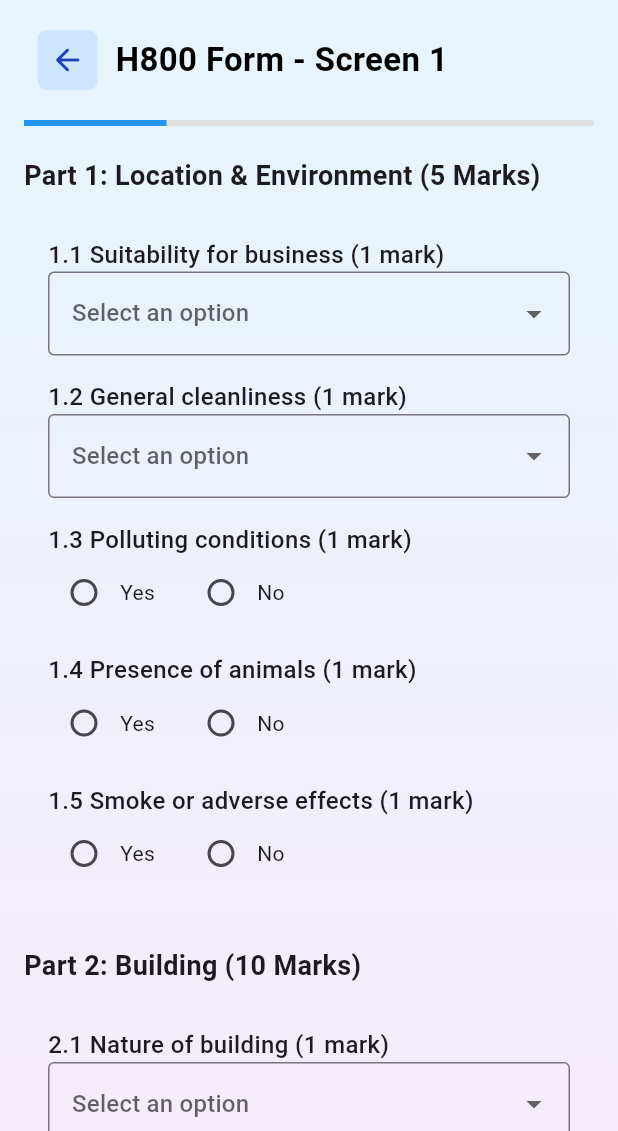
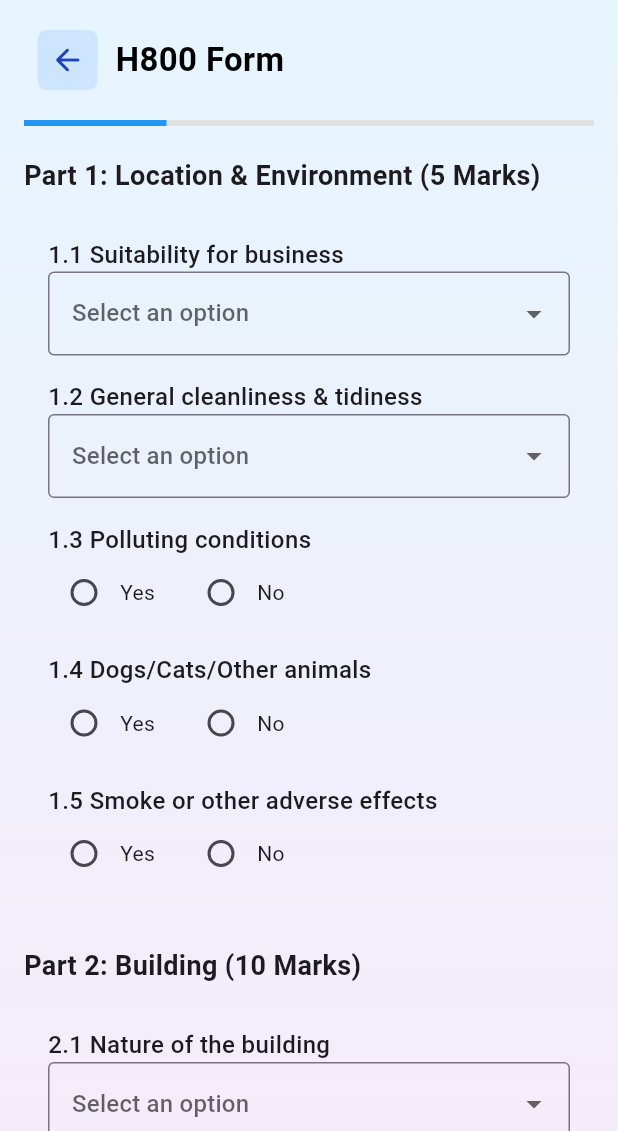
Before and after one commit to SeneshFitzroy/SafeServe-PHI-Manager, a Flutter app: the H800FormScreen screen opened by its route, on a phone screen of 412 x 824 dp, the part 105-1236 px from its top. Run offline on Flutter 3.47's test engine with Material 3 defaults, Android fonts, the phone set to English and light mode, and no system bars; our stand-ins replace image_picker, material_design_icons_flutter.

Commit message:
updated the questions and generic dropdown options

```diff
--- a/MobileApplication/safeServe/lib/screens/h800_form/h800_form_screen.dart
+++ b/MobileApplication/safeServe/lib/screens/h800_form/h800_form_screen.dart
@@ -125,7 +125,7 @@ class H800FormScreenState extends State<H800FormScreen> {
               children: [
                 const SizedBox(height: 20),
                 RegisterShopHeader(
-                  title: 'H800 Form - Screen 1',
+                  title: 'H800 Form',
                   onArrowPressed: () => Navigator.pop(context),
                 ),
                 const SizedBox(height: 20),
@@ -151,7 +151,7 @@ class H800FormScreenState extends State<H800FormScreen> {
                       ),
                       const SizedBox(height: 20),
                       GenericDropdown(
-                        label: '1.1 Suitability for business (1 mark)',
+                        label: '1.1 Suitability for business',
                         initialValue: _suitabilityForBusiness,
                         isInvalid: _isInvalid['suitabilityForBusiness']!,
                         items: const ['Suitable', 'Unsuitable'],
@@ -164,7 +164,7 @@ class H800FormScreenState extends State<H800FormScreen> {
                         },
                       ),
                       GenericDropdown(
-                        label: '1.2 General cleanliness (1 mark)',
+                        label: '1.2 General cleanliness & tidiness',
                         initialValue: _generalCleanliness,
                         isInvalid: _isInvalid['generalCleanliness']!,
                         items: const ['Satisfactory', 'Unsatisfactory'],
@@ -176,7 +176,7 @@ class H800FormScreenState extends State<H800FormScreen> {
                         },
                       ),
                       RadioButtonField(
-                        label: '1.3 Polluting conditions (1 mark)',
+                        label: '1.3 Polluting conditions',
                         value: _hasPollutingConditions,
                         isInvalid: _isInvalid['hasPollutingConditions']!,
                         onChanged: (value) {
@@ -188,7 +188,7 @@ class H800FormScreenState extends State<H800FormScreen> {
                         },
                       ),
                       RadioButtonField(
-                        label: '1.4 Presence of animals (1 mark)',
+                        label: '1.4 Dogs/Cats/Other animals',
                         value: _hasAnimals,
                         isInvalid: _isInvalid['hasAnimals']!,
                         onChanged: (value) {
@@ -199,7 +199,7 @@ class H800FormScreenState extends State<H800FormScreen> {
                         },
                       ),
                       RadioButtonField(
-                        label: '1.5 Smoke or adverse effects (1 mark)',
+                        label: '1.5 Smoke or other adverse effects',
                         value: _hasSmokeOrAdverseEffects,
                         isInvalid: _isInvalid['hasSmokeOrAdverseEffects']!,
                         onChanged: (value) {
@@ -218,7 +218,7 @@ class H800FormScreenState extends State<H800FormScreen> {
                       ),
                       const SizedBox(height: 20),
                       GenericDropdown(
-                        label: '2.1 Nature of building (1 mark)',
+                        label: '2.1 Nature of the building',
                         initialValue: _natureOfBuilding,
                         isInvalid: _isInvalid['natureOfBuilding']!,
                         items: const ['Permanent', 'Temporary'],
@@ -230,7 +230,7 @@ class H800FormScreenState extends State<H800FormScreen> {
                         },
                       ),
                       GenericDropdown(
-                        label: '2.2 Space (1 mark)',
+                        label: '2.2 Space ',
                         initialValue: _space,
                         isInvalid: _isInvalid['space']!,
                         items: const ['Adequate', 'Inadequate'],
@@ -242,10 +242,10 @@ class H800FormScreenState extends State<H800FormScreen> {
                         },
                       ),
                       GenericDropdown(
-                        label: '2.3 Light and ventilation (1 mark)',
+                        label: '2.3 Light and ventilation',
                         initialValue: _lightAndVentilation,
                         isInvalid: _isInvalid['lightAndVentilation']!,
-                        items: const ['Good', 'Poor'],
+                        items: const ['Adequate', 'Inadequate'],
                         onChanged: (value) {
                           setState(() {
                             _lightAndVentilation = value;
@@ -254,10 +254,10 @@ class H800FormScreenState extends State<H800FormScreen> {
                         },
                       ),
                       GenericDropdown(
-                        label: '2.4 Condition of floor (2 marks)',
+                        label: '2.4 Condition of the floor',
                         initialValue: _conditionOfFloor,
                         isInvalid: _isInvalid['conditionOfFloor']!,
-                        items: const ['Good', 'Poor'],
+                        items: const ['Good', 'Satisfactory','Unsatisfactory'],
                         onChanged: (value) {
                           setState(() {
                             _conditionOfFloor = value;
@@ -266,10 +266,10 @@ class H800FormScreenState extends State<H800FormScreen> {
                         },
                       ),
                       GenericDropdown(
-                        label: '2.5 Condition of wall (2 marks)',
+                        label: '2.5 Condition of the wall',
                         initialValue: _conditionOfWall,
                         isInvalid: _isInvalid['conditionOfWall']!,
-                        items: const ['Good', 'Poor'],
+                        items: const ['Good', 'Satisfactory','Unsatisfactory'],
                         onChanged: (value) {
                           setState(() {
                             _conditionOfWall = value;
@@ -278,10 +278,10 @@ class H800FormScreenState extends State<H800FormScreen> {
                         },
                       ),
                       GenericDropdown(
-                        label: '2.6 Condition of ceiling (2 marks)',
+                        label: '2.6 Condition of the ceiling',
                         initialValue: _conditionOfCeiling,
                         isInvalid: _isInvalid['conditionOfCeiling']!,
-                        items: const ['Good', 'Poor'],
+                        items: const ['Good', 'Satisfactory','Unsatisfactory'],
                         onChanged: (value) {
                           setState(() {
                             _conditionOfCeiling = value;
@@ -290,7 +290,7 @@ class H800FormScreenState extends State<H800FormScreen> {
                         },
                       ),
                       RadioButtonField(
-                        label: '2.7 Presence of hazards (1 mark)',
+                        label: '2.7 Hazards to employees/customers',
                         value: _hasHazards,
                         isInvalid: _isInvalid['hasHazards']!,
                         onChanged: (value) {
```
